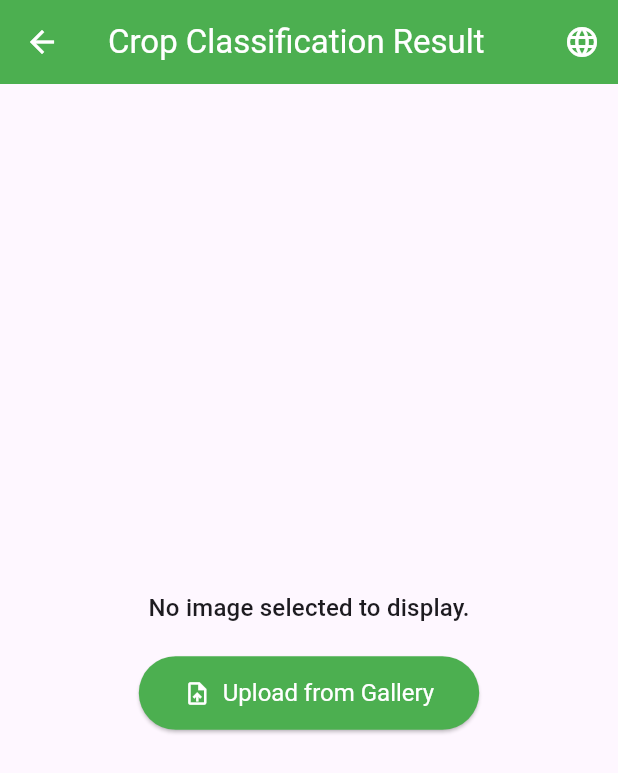
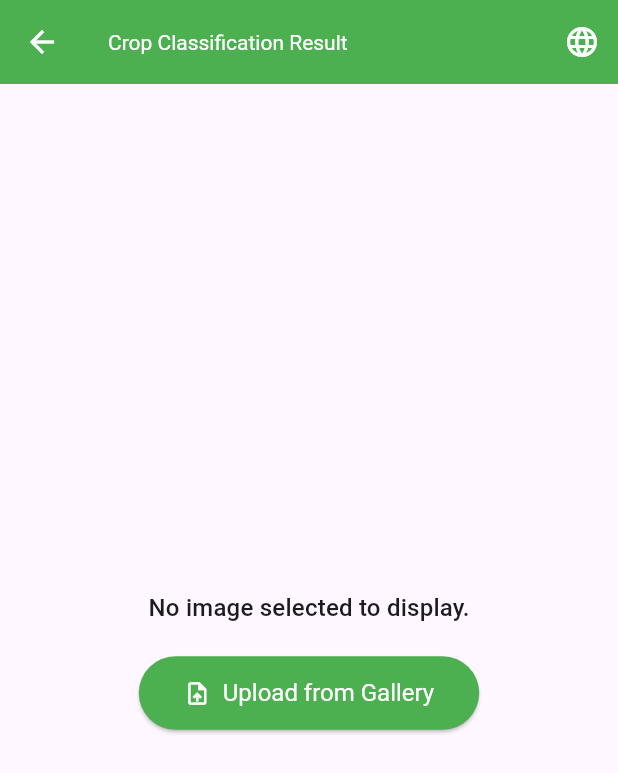
Before and after one commit to KOSURUUDAYSAIKUMAR/crop_survey, a Flutter app: the CropClassificationResultPage screen opened directly, on a phone screen of 412 x 824 dp. Shown: the top 773 px of the screen. Run offline on Flutter 3.47's test engine with Material 3 defaults, Android fonts, the phone set to English and light mode, and no system bars; our stand-ins replace dio, equatable, flutter_image_compress, flutter_map, hive_flutter, image_picker and 1 more; accounts and stored records are empty.

Commit message:
minor Ui changes

```diff
--- a/crop_wizard/lib/presentation/features/crop_classification/crop_classification_result_page.dart
+++ b/crop_wizard/lib/presentation/features/crop_classification/crop_classification_result_page.dart
@@ -9,7 +9,7 @@ import 'package:image_picker/image_picker.dart';
 import 'package:crop_wizard/domain/entities/crop_classification_result.dart';
 
 class CropClassificationResultPage extends StatefulWidget {
-  final File? imageFile; // Image passed from HomePage
+  final File? imageFile;
   final String? selectedPolygonKide;
 
   const CropClassificationResultPage({
@@ -25,6 +25,10 @@ class CropClassificationResultPage extends StatefulWidget {
 
 class _CropClassificationResultPageState
     extends State<CropClassificationResultPage> {
+  // All other methods (_pickImageAndRetry, _showRetryImageSourceActionSheet,
+  // _capitalizeCropName, _sortResultsByConfidence, _updatePolygonCrop, _buildResultRow)
+  // remain the same.
+
   Future<void> _pickImageAndRetry(
       BuildContext context, ImageSource source) async {
     final picker = ImagePicker();
@@ -98,7 +102,6 @@ class _CropClassificationResultPageState
       await fmbProvider.updateCropForPolygon(
           widget.selectedPolygonKide!, cropName);
 
-      // Show success message
       if (mounted) {
         ScaffoldMessenger.of(context).showSnackBar(
           SnackBar(
@@ -109,7 +112,6 @@ class _CropClassificationResultPageState
         );
       }
     } catch (e) {
-      // Show error message
       if (mounted) {
         ScaffoldMessenger.of(context).showSnackBar(
           SnackBar(
@@ -122,24 +124,47 @@ class _CropClassificationResultPageState
     }
   }
 
+  Widget _buildResultRow(BuildContext context, String label, String value,
+      {bool isLast = false}) {
+    return Padding(
+      padding: EdgeInsets.only(bottom: isLast ? 0 : 12.0),
+      child: Column(
+        crossAxisAlignment: CrossAxisAlignment.start,
+        children: [
+          Text(
+            label,
+            style: Theme.of(context)
+                .textTheme
+                .titleSmall
+                ?.copyWith(color: Colors.grey[700]),
+          ),
+          const SizedBox(height: 4),
+          Text(
+            value,
+            style: Theme.of(context)
+                .textTheme
+                .titleMedium
+                ?.copyWith(fontWeight: FontWeight.bold),
+          ),
+          if (!isLast) const SizedBox(height: 8),
+          if (!isLast) Divider(color: Colors.grey[300]),
+        ],
+      ),
+    );
+  }
+
   @override
   Widget build(BuildContext context) {
     final appLocalizations = AppLocalizations.of(context)!;
-    final sortedResults = _sortResultsByConfidence(
-        Provider.of<CropClassificationProvider>(context).results);
     final localeProvider = Provider.of<LocaleProvider>(context);
 
     // Initial call to classify if imageFile is provided and not already loading/success
-    // This is typically done when the page is first pushed.
-    // However, the provider might already be in a loading/success/error state if classify was called before navigating.
-    // We only call classify if the state is initial and an image is available.
     WidgetsBinding.instance.addPostFrameCallback((_) {
       final provider =
           Provider.of<CropClassificationProvider>(context, listen: false);
       if (provider.state == CropClassificationState.initial &&
           widget.imageFile != null &&
           provider.currentImage == null) {
-        //Only call if it's a new image or initial state.
         if (provider.currentImage?.path != widget.imageFile!.path) {
           provider.classify(widget.imageFile!);
         }
@@ -148,7 +173,13 @@ class _CropClassificationResultPageState
 
     return Scaffold(
       appBar: AppBar(
-        title: Text(appLocalizations.cropClassificationResultPageTitle),
+        title: Text(
+          appLocalizations.cropClassificationResultPageTitle,
+          style: const TextStyle(
+            fontSize: 14.0,
+          ),
+          textAlign: TextAlign.center,
+        ),
         actions: [
           PopupMenuButton<Locale>(
             icon: const Icon(Icons.language),
@@ -170,9 +201,8 @@ class _CropClassificationResultPageState
       ),
       body: Consumer<CropClassificationProvider>(
         builder: (context, provider, child) {
-          final displayImage = provider.currentImage ??
-              widget
-                  .imageFile; // Use provider's current image, fallback to initial
+          final displayImage = provider.currentImage ?? widget.imageFile;
+          final sortedResults = _sortResultsByConfidence(provider.results);
 
           if (provider.state == CropClassificationState.loading) {
             return Center(
@@ -214,8 +244,73 @@ class _CropClassificationResultPageState
             );
           }
 
+          // Case: Image is not a recognized crop
+          // Case: Image is not a recognized crop
           if (provider.state == CropClassificationState.success &&
-              provider.results.isNotEmpty) {
+              sortedResults.isNotEmpty &&
+              sortedResults.first.crop.toLowerCase() == 'not a crop') {
+            return SingleChildScrollView(
+              padding: const EdgeInsets.all(16.0),
+              child: Column(
+                crossAxisAlignment: CrossAxisAlignment.stretch,
+                children: [
+                  if (displayImage != null)
+                    Card(
+                      elevation: 2,
+                      clipBehavior: Clip.antiAlias,
+                      child: Image.file(displayImage,
+                          fit: BoxFit.cover, height: 250),
+                    ),
+                  const SizedBox(height: 20),
+                  const Icon(Icons.info_outline, color: Colors.blue, size: 60),
+                  const SizedBox(height: 10),
+                  Text(
+                    'No Crop Identified',
+                    textAlign: TextAlign.center,
+                    style: Theme.of(context)
+                        .textTheme
+                        .headlineSmall
+                        ?.copyWith(color: Colors.blue),
+                  ),
+                  const SizedBox(height: 10),
+                  Text(
+                    'Our system could not detect a recognizable crop in the provided image. Please ensure the image is of a field with a visible crop.',
+                    textAlign: TextAlign.center,
+                    style: Theme.of(context).textTheme.bodyLarge,
+                  ),
+                  Text(
+                    'The image does not appear to contain a recognized crop. Please try again with a different photo of a crop field.',
+                    textAlign: TextAlign.center,
+                    style: Theme.of(context).textTheme.bodyLarge,
+                  ),
+                  const SizedBox(height: 20),
+                  Text(
+                    'Possible Reasons"',
+                    style: Theme.of(context).textTheme.titleMedium,
+                  ),
+                  const SizedBox(height: 8),
+                  _buildReasonListItem(context,
+                      'The photo was taken from an incorrect angle or too far away.'),
+                  _buildReasonListItem(context,
+                      'The image has poor lighting, is blurry, or out of focus.'),
+                  _buildReasonListItem(context,
+                      'The crop type is not yet supported by our classification model.'),
+                  _buildReasonListItem(context,
+                      'The crop is obscured by weeds or other objects.'),
+                  const SizedBox(height: 20),
+                  ElevatedButton.icon(
+                    icon: const Icon(Icons.refresh),
+                    label: const Text('Retry'),
+                    onPressed: () => _showRetryImageSourceActionSheet(context),
+                  ),
+                  const SizedBox(height: 10),
+                ],
+              ),
+            );
+          }
+          // Case: Success, a crop was identified
+          if (provider.state == CropClassificationState.success &&
+              sortedResults.isNotEmpty) {
             return SingleChildScrollView(
               padding: const EdgeInsets.all(16.0),
               child: Column(
@@ -241,7 +336,6 @@ class _CropClassificationResultPageState
                     ),
                   const SizedBox(height: 20),
                   // Major Crop Section (highest confidence)
-                  if (sortedResults.isNotEmpty) ...[
                   Text(
                     'Major Crop',
                     style: Theme.of(context).textTheme.titleMedium?.copyWith(
@@ -251,10 +345,13 @@ class _CropClassificationResultPageState
                   ),
                   if (widget.selectedPolygonKide != null)
                     ElevatedButton.icon(
-                        onPressed: () =>
-                            _updatePolygonCrop(sortedResults.first.crop),
+                      onPressed: () => _updatePolygonCrop(
+                        _capitalizeCropName(
+                          sortedResults.first.crop,
+                        ),
+                      ),
                       icon: const Icon(Icons.update, size: 16),
-                        label: const Text('Update Polygon'),
+                      label: const Text('Update data in fmb'),
                       style: ElevatedButton.styleFrom(
                         backgroundColor: Colors.green[700],
                         foregroundColor: Colors.white,
@@ -273,14 +370,16 @@ class _CropClassificationResultPageState
                         crossAxisAlignment: CrossAxisAlignment.start,
                         children: [
                           Text(
-                              _capitalizeCropName(sortedResults.first.crop),
+                            _capitalizeCropName(
+                              sortedResults.first.crop,
+                            ),
                             style: Theme.of(context)
                                 .textTheme
                                 .titleLarge
                                 ?.copyWith(
-                                    fontWeight: FontWeight.w800, // Extra bold
+                                  fontWeight: FontWeight.w800,
                                   color: Theme.of(context).primaryColor,
-                                    fontSize: 20, // Slightly larger font size
+                                  fontSize: 20,
                                 ),
                           ),
                           const SizedBox(height: 8),
@@ -294,17 +393,10 @@ class _CropClassificationResultPageState
                             appLocalizations.stageOfGrowth,
                             sortedResults.first.stageOfGrowth,
                           ),
-                            // _buildResultRow(
-                            //   context,
-                            //   appLocalizations.description,
-                            //   sortedResults.first.description,
-                            //   isLast: true,
-                            // ),
                         ],
                       ),
                     ),
                   ),
-                  ],
 
                   // Additional Crops Section (all except first)
                   if (sortedResults.length > 1) ...[
@@ -330,10 +422,8 @@ class _CropClassificationResultPageState
                                       .titleLarge
                                       ?.copyWith(
                                         fontWeight: FontWeight.w800,
-                                        color: Theme.of(context)
-                                            .primaryColor, // Extra bold
-                                        fontSize:
-                                            20, // Slightly larger font size
+                                        color: Theme.of(context).primaryColor,
+                                        fontSize: 20,
                                       ),
                                 ),
                                 const SizedBox(height: 8),
@@ -348,13 +438,6 @@ class _CropClassificationResultPageState
                                     appLocalizations.stageOfGrowth,
                                     result.stageOfGrowth,
                                   ),
-                                // if (result.description.isNotEmpty)
-                                //   _buildResultRow(
-                                //     context,
-                                //     appLocalizations.description,
-                                //     result.description,
-                                //     isLast: true,
-                                //   ),
                               ],
                             ),
                           ),
@@ -363,14 +446,14 @@ class _CropClassificationResultPageState
                   const SizedBox(height: 20),
                   ElevatedButton.icon(
                     icon: const Icon(Icons.refresh),
-                    label: Text(appLocalizations.retry),
+                    label: const Text('Classify another crop'),
                     onPressed: () => _showRetryImageSourceActionSheet(context),
                   ),
                 ],
               ),
             );
           }
-          // Initial or other states (e.g. if no image was ever provided)
+          // Initial or other states
           return Center(
             child: Padding(
               padding: const EdgeInsets.all(16.0),
@@ -382,43 +465,32 @@ class _CropClassificationResultPageState
                   const SizedBox(height: 20),
                   ElevatedButton.icon(
                     icon: const Icon(Icons.upload_file),
-                      label: Text(appLocalizations
-                          .uploadFromGallery), // Or provide a generic "Select Image"
-                      onPressed: () =>
-                          _showRetryImageSourceActionSheet(context),
+                    label: Text(appLocalizations.uploadFromGallery),
+                    onPressed: () => _showRetryImageSourceActionSheet(context),
                   ),
                 ],
-                )),
+              ),
+            ),
           );
         },
       ),
     );
   }
 
-  Widget _buildResultRow(BuildContext context, String label, String value,
-      {bool isLast = false}) {
+  Widget _buildReasonListItem(BuildContext context, String text) {
     return Padding(
-      padding: EdgeInsets.only(bottom: isLast ? 0 : 12.0),
-      child: Column(
+      padding: const EdgeInsets.symmetric(vertical: 4.0),
+      child: Row(
         crossAxisAlignment: CrossAxisAlignment.start,
         children: [
-          Text(
-            label,
-            style: Theme.of(context)
-                .textTheme
-                .titleSmall
-                ?.copyWith(color: Colors.grey[700]),
+          const Icon(Icons.check_circle_outline, color: Colors.green, size: 20),
+          const SizedBox(width: 8),
+          Expanded(
+            child: Text(
+              text,
+              style: Theme.of(context).textTheme.bodyMedium,
             ),
-          const SizedBox(height: 4),
-          Text(
-            value,
-            style: Theme.of(context)
-                .textTheme
-                .titleMedium
-                ?.copyWith(fontWeight: FontWeight.bold),
           ),
-          if (!isLast) const SizedBox(height: 8),
-          if (!isLast) Divider(color: Colors.grey[300]),
         ],
       ),
     );
--- a/crop_wizard/lib/presentation/features/fmb/fmb_result_page.dart
+++ b/crop_wizard/lib/presentation/features/fmb/fmb_result_page.dart
@@ -467,8 +467,9 @@ class _FmbResultPageState extends State<FmbResultPage> {
       ),
       children: [
         TileLayer(
-          urlTemplate: 'https://tile.openstreetmap.org/{z}/{x}/{y}.png',
-          userAgentPackageName: 'com.example.fmb_app',
+          urlTemplate:
+              'https://server.arcgisonline.com/ArcGIS/rest/services/World_Imagery/MapServer/tile/{z}/{y}/{x}',
+          userAgentPackageName: 'com.example.crop_wizard',
           maxZoom: 19,
         ),
         PolygonLayer(
--- a/crop_wizard/lib/presentation/providers/fmb_provider.dart
+++ b/crop_wizard/lib/presentation/providers/fmb_provider.dart
@@ -189,7 +189,7 @@ class FmbProvider extends ChangeNotifier {
           kharifCropName: newCrop, // Update the crop
           kharifArea: oldResult.kharifArea,
           rabiCropClassification: oldResult.rabiCropClassification,
-          rabiCropName: oldResult.rabiCropName,
+          rabiCropName: newCrop,
           rabiArea: oldResult.rabiArea,
           baseUid: oldResult.baseUid,
           parkName: oldResult.parkName,
--- a/crop_wizard/pubspec.yaml
+++ b/crop_wizard/pubspec.yaml
@@ -44,7 +44,6 @@ dependencies:
   # The following adds the Cupertino Icons font to your application.
   # Use with the CupertinoIcons class for iOS style icons.
   cupertino_icons: ^1.0.6
-  flutter_map_geojson: ^1.0.8
   flutter_map: ^7.0.2
   latlong2: ^0.9.1
   hive: ^2.2.3
```
Also changed, not shown: crop_wizard/pubspec.lock. Lines whose indentation alone changed are shown as unchanged.
